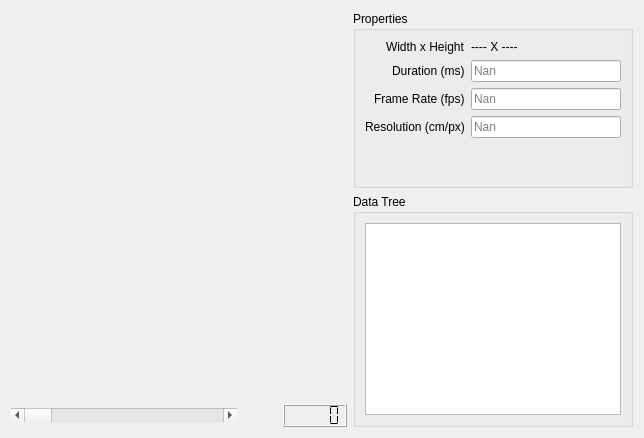
Old version of the form src/ui/KairoSightWidgetTIFF.ui in the repository kairosight/KairoSight.
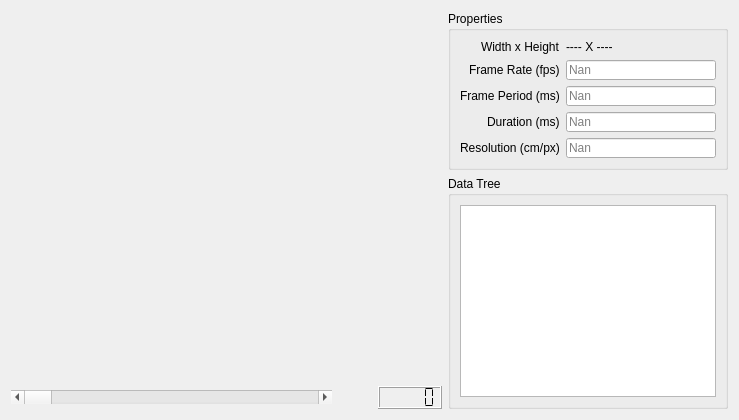
New version of the form. Custom widgets are drawn as their Qt base class.

Diff of the .ui file:
```diff
--- a/src/ui/KairoSightWidgetTIFF.ui
+++ b/src/ui/KairoSightWidgetTIFF.ui
@@ -6,8 +6,8 @@
    <rect>
     <x>0</x>
     <y>0</y>
-    <width>644</width>
-    <height>438</height>
+    <width>739</width>
+    <height>415</height>
    </rect>
   </property>
   <property name="windowTitle">
@@ -107,21 +107,7 @@
             </property>
            </widget>
           </item>
-          <item row="1" column="0">
-           <widget class="QLabel" name="durationMsLabel">
-            <property name="text">
-             <string>Duration (ms)</string>
-            </property>
-           </widget>
-          </item>
-          <item row="2" column="0">
-           <widget class="QLabel" name="frameRateLabel">
-            <property name="text">
-             <string>Frame Rate (fps)</string>
-            </property>
-           </widget>
-          </item>
-          <item row="2" column="1">
+          <item row="1" column="1">
            <widget class="QLineEdit" name="frameRateLineEdit">
             <property name="enabled">
              <bool>true</bool>
@@ -152,26 +138,47 @@
             </property>
            </widget>
           </item>
-          <item row="1" column="1">
-           <widget class="QLineEdit" name="durationMsLineEdit">
-            <property name="sizePolicy">
-             <sizepolicy hsizetype="Ignored" vsizetype="Preferred">
-              <horstretch>0</horstretch>
-              <verstretch>0</verstretch>
-             </sizepolicy>
+          <item row="1" column="0">
+           <widget class="QLabel" name="frameRateLabel">
+            <property name="text">
+             <string>Frame Rate (fps)</string>
             </property>
-            <property name="minimumSize">
-             <size>
-              <width>90</width>
-              <height>20</height>
-             </size>
+           </widget>
+          </item>
+          <item row="2" column="0">
+           <widget class="QLabel" name="framePeriodMsLabel">
+            <property name="text">
+             <string>Frame Period (ms)</string>
             </property>
-            <property name="placeholderText">
-             <string>Nan</string>
+           </widget>
+          </item>
+          <item row="3" column="0">
+           <widget class="QLabel" name="durationMsLabel">
+            <property name="text">
+             <string>Duration (ms)</string>
             </property>
            </widget>
           </item>
           <item row="3" column="1">
+           <widget class="QLineEdit" name="durationMsLineEdit">
+            <property name="sizePolicy">
+             <sizepolicy hsizetype="Ignored" vsizetype="Preferred">
+              <horstretch>0</horstretch>
+              <verstretch>0</verstretch>
+             </sizepolicy>
+            </property>
+            <property name="minimumSize">
+             <size>
+              <width>90</width>
+              <height>20</height>
+             </size>
+            </property>
+            <property name="placeholderText">
+             <string>Nan</string>
+            </property>
+           </widget>
+          </item>
+          <item row="4" column="1">
            <widget class="QLineEdit" name="resolutionLineEdit">
             <property name="sizePolicy">
              <sizepolicy hsizetype="Ignored" vsizetype="Preferred">
@@ -190,7 +197,29 @@
             </property>
            </widget>
           </item>
-          <item row="3" column="0">
+          <item row="2" column="1">
+           <widget class="QLineEdit" name="framePeriodMsLineEdit">
+            <property name="sizePolicy">
+             <sizepolicy hsizetype="Ignored" vsizetype="Preferred">
+              <horstretch>0</horstretch>
+              <verstretch>0</verstretch>
+             </sizepolicy>
+            </property>
+            <property name="minimumSize">
+             <size>
+              <width>90</width>
+              <height>20</height>
+             </size>
+            </property>
+            <property name="placeholderText">
+             <string>Nan</string>
+            </property>
+            <property name="clearButtonEnabled">
+             <bool>false</bool>
+            </property>
+           </widget>
+          </item>
+          <item row="4" column="0">
            <widget class="QLabel" name="resolutionLabel">
             <property name="text">
              <string>Resolution (cm/px)</string>
```
